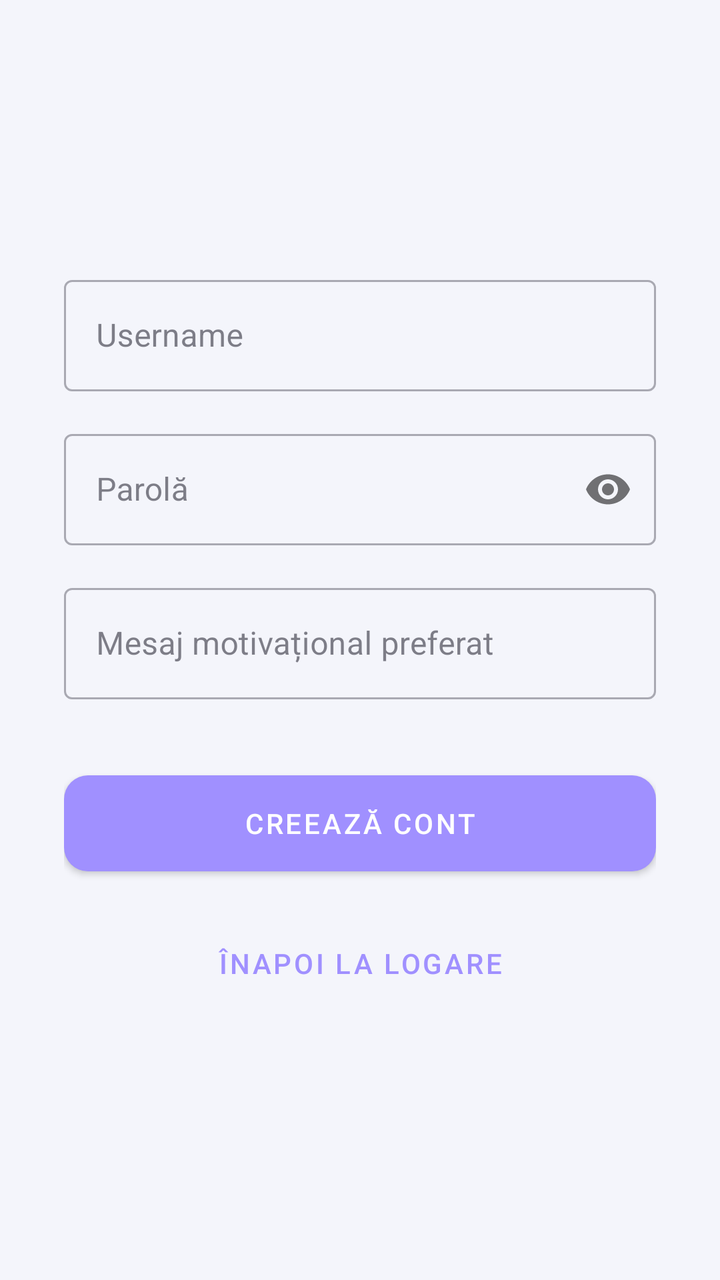
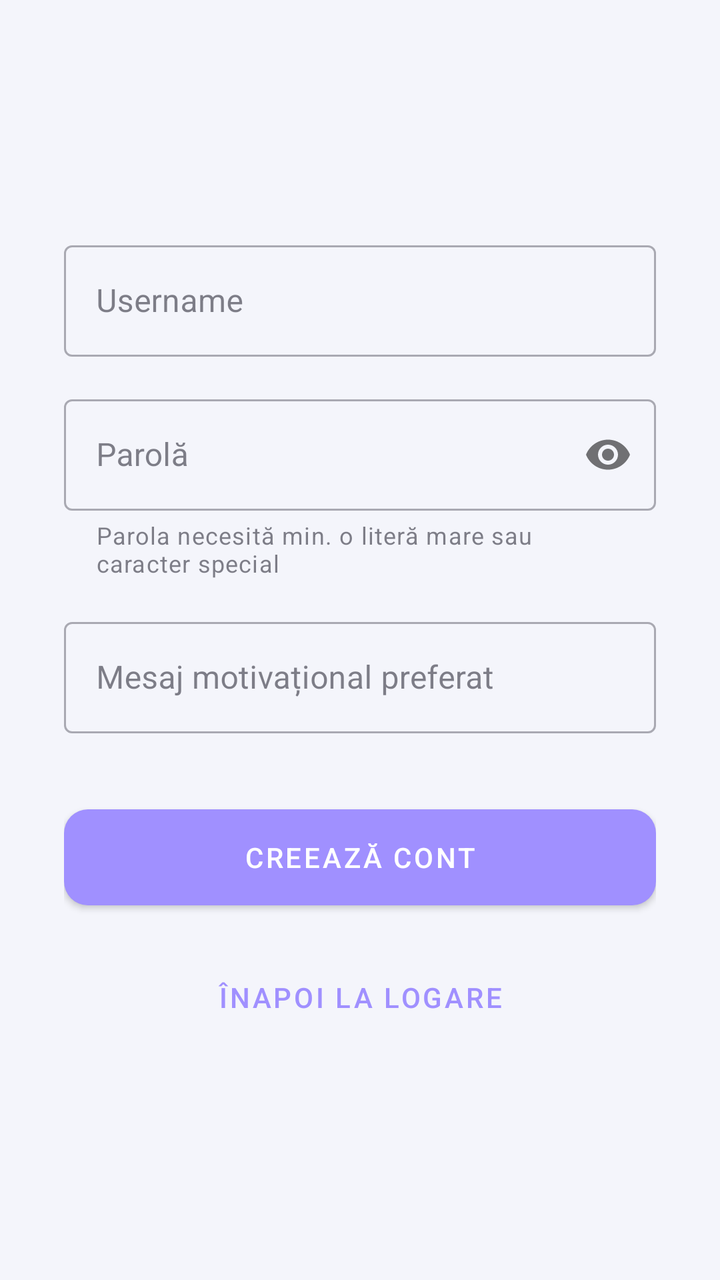

An Android layout rendered at two revisions. The XML below is the earlier revision; the diff shows what the commit changed to produce the second picture.
<!-- AndroidManifest.xml: application theme Theme.Bad_Habits_Tracker -->
<!-- res/layout/fragment_register.xml -->
<?xml version="1.0" encoding="utf-8"?>
<androidx.constraintlayout.widget.ConstraintLayout
    xmlns:android="http://schemas.android.com/apk/res/android"
    xmlns:app="http://schemas.android.com/apk/res-auto"
    android:layout_width="match_parent"
    android:layout_height="match_parent"
    android:padding="32dp">

    <com.google.android.material.textfield.TextInputLayout
        android:id="@+id/tilUsernameReg"
        style="@style/Widget.MaterialComponents.TextInputLayout.OutlinedBox"
        android:layout_width="0dp"
        android:layout_height="wrap_content"
        android:hint="@string/prompt_username"
        app:layout_constraintBottom_toTopOf="@+id/tilPasswordReg"
        app:layout_constraintEnd_toEndOf="parent"
        app:layout_constraintStart_toStartOf="parent"
        app:layout_constraintTop_toTopOf="parent"
        app:layout_constraintVertical_chainStyle="packed">

        <com.google.android.material.textfield.TextInputEditText
            android:id="@+id/etUsernameReg"
            android:layout_width="match_parent"
            android:layout_height="wrap_content"
            android:inputType="textPersonName" />
    </com.google.android.material.textfield.TextInputLayout>

    <com.google.android.material.textfield.TextInputLayout
        android:id="@+id/tilPasswordReg"
        style="@style/Widget.MaterialComponents.TextInputLayout.OutlinedBox"
        android:layout_width="0dp"
        android:layout_height="wrap_content"
        android:layout_marginTop="16dp"
        android:hint="@string/prompt_password"
        app:passwordToggleEnabled="true"
        app:layout_constraintBottom_toTopOf="@+id/tilMotivation"
        app:layout_constraintEnd_toEndOf="parent"
        app:layout_constraintStart_toStartOf="parent"
        app:layout_constraintTop_toBottomOf="@+id/tilUsernameReg">

        <com.google.android.material.textfield.TextInputEditText
            android:id="@+id/etPasswordReg"
            android:layout_width="match_parent"
            android:layout_height="wrap_content"
            android:inputType="textPassword" />
    </com.google.android.material.textfield.TextInputLayout>

    <com.google.android.material.textfield.TextInputLayout
        android:id="@+id/tilMotivation"
        style="@style/Widget.MaterialComponents.TextInputLayout.OutlinedBox"
        android:layout_width="0dp"
        android:layout_height="wrap_content"
        android:layout_marginTop="16dp"
        android:hint="@string/prompt_motivation"
        app:layout_constraintBottom_toTopOf="@+id/btnCreateAccount"
        app:layout_constraintEnd_toEndOf="parent"
        app:layout_constraintStart_toStartOf="parent"
        app:layout_constraintTop_toBottomOf="@+id/tilPasswordReg">

        <com.google.android.material.textfield.TextInputEditText
            android:id="@+id/etMotivation"
            android:layout_width="match_parent"
            android:layout_height="wrap_content"
            android:inputType="text" />
    </com.google.android.material.textfield.TextInputLayout>

    <com.google.android.material.button.MaterialButton
        android:id="@+id/btnCreateAccount"
        android:layout_width="0dp"
        android:layout_height="60dp"
        android:layout_marginTop="32dp"
        android:text="@string/action_register"
        app:cornerRadius="12dp"
        app:layout_constraintBottom_toTopOf="@+id/tvBackToLogin"
        app:layout_constraintEnd_toEndOf="parent"
        app:layout_constraintStart_toStartOf="parent"
        app:layout_constraintTop_toBottomOf="@+id/tilMotivation" />

    <com.google.android.material.button.MaterialButton
        style="@style/Widget.MaterialComponents.Button.TextButton"
        android:id="@+id/tvBackToLogin"
        android:layout_width="wrap_content"
        android:layout_height="wrap_content"
        android:layout_marginTop="16dp"
        android:text="@string/action_back_login"
        app:layout_constraintBottom_toBottomOf="parent"
        app:layout_constraintEnd_toEndOf="parent"
        app:layout_constraintStart_toStartOf="parent"
        app:layout_constraintTop_toBottomOf="@+id/btnCreateAccount" />

</androidx.constraintlayout.widget.ConstraintLayout>
<!-- resources referenced by this layout -->
<resources>
  <string name="action_back_login">Înapoi la Logare</string>
  <string name="action_register">Creează cont</string>
  <string name="prompt_motivation">Mesaj motivațional preferat</string>
  <string name="prompt_password">Parolă</string>
  <string name="prompt_username">Username</string>
  <style name="Theme.Bad_Habits_Tracker" parent="Theme.MaterialComponents.Light.NoActionBar">
          
          <item name="colorPrimary">@color/colorPrimary</item>
          <item name="colorPrimaryVariant">@color/colorPrimaryDark</item>
          <item name="colorOnPrimary">@color/white</item>
          
          
          <item name="colorSecondary">@color/colorSecondary</item>
          <item name="colorSecondaryVariant">@color/colorSecondary</item>
          <item name="colorOnSecondary">@color/textColorPrimary</item>
          
          
          <item name="android:colorBackground">@color/colorBackground</item>
          <item name="colorSurface">@color/colorSurface</item>
          <item name="colorOnBackground">@color/textColorPrimary</item>
          <item name="colorOnSurface">@color/textColorPrimary</item>
          
          
          <item name="colorError">@color/colorError</item>
      </style>
  <color name="colorPrimary">#A090FF</color>
  <color name="colorPrimaryDark">#705DDA</color>
  <color name="white">#FFFFFF</color>
  <color name="colorSecondary">#8BE2C9</color>
  <color name="textColorPrimary">#2D2D3A</color>
  <color name="colorBackground">#F4F5FB</color>
  <color name="colorSurface">#FFFFFF</color>
  <color name="colorError">#FF8C8C</color>
</resources>

<!-- the commit's change to res/layout/fragment_register.xml (unified diff, before → after) -->
@@ -32,6 +32,7 @@
         android:layout_height="wrap_content"
         android:layout_marginTop="16dp"
         android:hint="@string/prompt_password"
+        app:helperText="Parola necesită min. o literă mare sau caracter special"
         app:passwordToggleEnabled="true"
         app:layout_constraintBottom_toTopOf="@+id/tilMotivation"
         app:layout_constraintEnd_toEndOf="parent"
